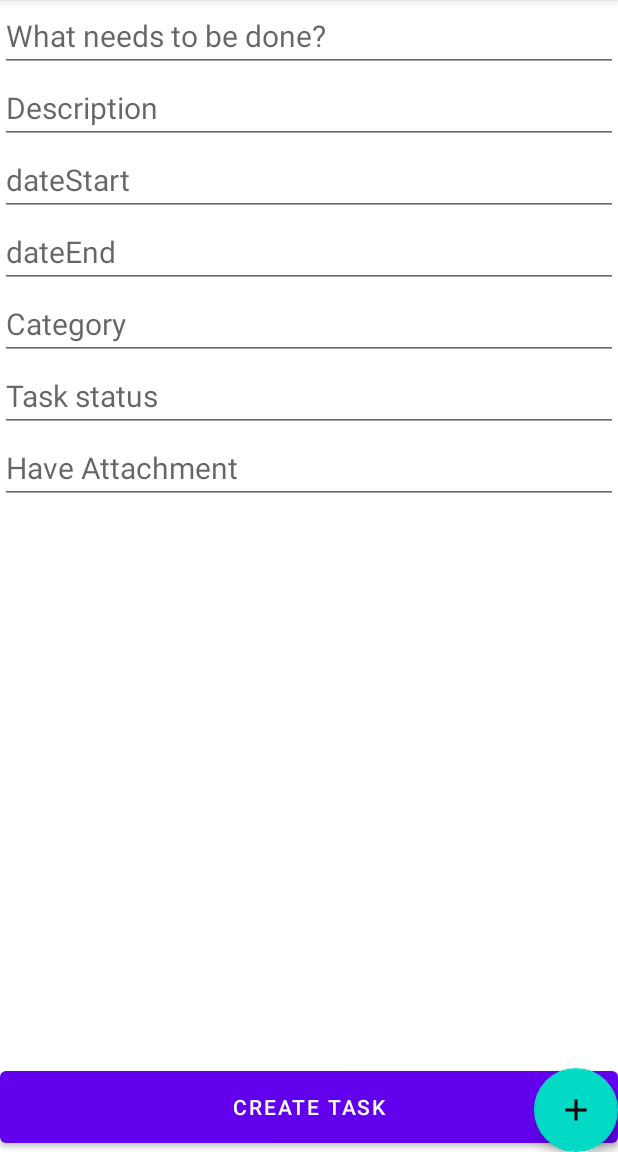
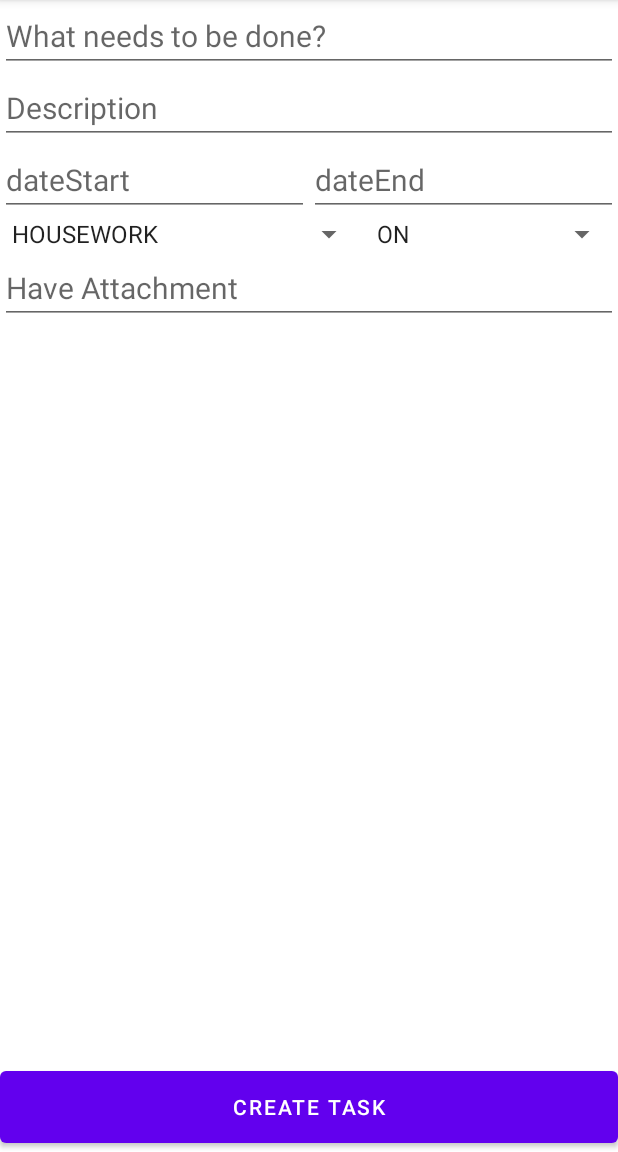
Before and after one commit to KamilSzus/ListaToDo, an Android app: the screen it shows after launch (MainActivity), after a tap on an icon or button, on a phone screen of 412 x 824 dp, the part 84-1236 px from its top. Run offline under Robolectric (Android 15) with nearby library versions, the phone set to English and light mode, and no system bars.

Commit message:
create task

```diff
--- a/app/src/main/java/com/example/listatodo/CreateTask.java
+++ b/app/src/main/java/com/example/listatodo/CreateTask.java
@@ -1,5 +1,6 @@
 package com.example.listatodo;
 
+import android.annotation.SuppressLint;
 import android.content.Intent;
 import android.os.Bundle;
 
@@ -12,6 +13,16 @@ import android.view.View;
 import android.view.ViewGroup;
 import android.widget.Button;
 import android.widget.EditText;
+import android.widget.Spinner;
+
+import com.example.listatodo.taskDataModel.TaskCategory;
+import com.example.listatodo.taskDataModel.TaskData;
+import com.example.listatodo.taskDataModel.TaskStatus;
+import com.google.android.material.floatingactionbutton.FloatingActionButton;
+
+import java.text.ParseException;
+import java.text.SimpleDateFormat;
+import java.util.Date;
 
 public class CreateTask extends Fragment {
 
@@ -20,9 +31,9 @@ public class CreateTask extends Fragment {
     private EditText editTextTaskDescription;
     private EditText editTextDateStart;
     private EditText editTextDateEnd;
-    private EditText editTextTaskCategory;
-    private EditText editTextTaskStatus;
     private EditText editTextHaveAttachment;
+    private Spinner spinnerCategory;
+    private Spinner spinnerNotification;
 
     @Override
     public View onCreateView(LayoutInflater inflater, ViewGroup container, Bundle savedInstanceState) {
@@ -32,22 +43,42 @@ public class CreateTask extends Fragment {
     @Override
     public void onViewCreated(@NonNull View view, @Nullable Bundle savedInstanceState) {
         super.onViewCreated(view, savedInstanceState);
+        ((MainActivity) requireActivity()).getFloatingActionButton().hide();
 
         editTextTaskTitle = view.findViewById(R.id.editTextTaskTitle);
         editTextTaskDescription = view.findViewById(R.id.editTextTaskDescription);
         editTextDateStart = view.findViewById(R.id.editTextDateStart);
         editTextDateEnd = view.findViewById(R.id.editTextDateEnd);
-        editTextTaskCategory = view.findViewById(R.id.editTextTaskCategory);
-        editTextTaskStatus = view.findViewById(R.id.editTextTaskStatus);
         editTextHaveAttachment = view.findViewById(R.id.editTextHaveAttachment);
+        spinnerCategory = view.findViewById(R.id.spinnerCategory);
+        spinnerNotification = view.findViewById(R.id.spinnerNotification);
 
         createTask = view.findViewById(R.id.createNewTask);
         createTask.setOnClickListener(v -> createTask());
     }
 
+    private Long convertStringDateToLong(String date){
+        long startDate = 0;
+        try {
+            @SuppressLint("SimpleDateFormat") SimpleDateFormat sdf = new SimpleDateFormat("dd/MM/yyyy");
+            Date newDate = sdf.parse(date);
+
+            startDate = newDate.getTime();
+
+        } catch (ParseException e) {
+            e.printStackTrace();
+        }
+        return startDate;
+    }
+
     private void createTask() {
-      //  Intent intent = new Intent(this, MainActivity.class);
-//
-      //  startActivity(intent);
+        ((MainActivity) requireActivity()).getDb().addTask(new TaskData(editTextTaskTitle.getText().toString()
+                         ,editTextTaskDescription.getText().toString()
+                         ,convertStringDateToLong(editTextDateStart.getText().toString())
+                         ,convertStringDateToLong(editTextDateEnd.getText().toString())
+                         , TaskStatus.ACTIVE
+                         ,false
+                         , TaskCategory.valueOf(spinnerCategory.getSelectedItem().toString())
+                         ,Boolean.valueOf(editTextHaveAttachment.getText().toString())));
     }
 }
--- a/app/src/main/java/com/example/listatodo/MainActivity.java
+++ b/app/src/main/java/com/example/listatodo/MainActivity.java
@@ -21,8 +21,9 @@ import java.util.List;
 public class MainActivity extends AppCompatActivity implements ClickListener {
 
     private List<TaskData> taskData;
-    public TaskDatabaseHandler db;
+    private TaskDatabaseHandler db;
     private ViewModel model;
+    private FloatingActionButton floatingButton;
 
     @Override
     protected void onCreate(Bundle savedInstanceState) {
@@ -63,9 +64,13 @@ public class MainActivity extends AppCompatActivity implements ClickListener {
             System.out.println(task.getTaskDescription());
         }
 
-        FloatingActionButton floatingButton = findViewById(R.id.fab);
+        floatingButton = findViewById(R.id.fab);
         floatingButton.setOnClickListener(view -> replaceFragment(new CreateTask()));
         replaceFragment(new TaskRecyclerViewFragment());
+    }
+
+    public FloatingActionButton getFloatingActionButton(){
+        return floatingButton;
     }
 
     private void replaceFragment(Fragment fragment) {
@@ -74,6 +79,10 @@ public class MainActivity extends AppCompatActivity implements ClickListener {
                 .replace(R.id.mainLayout, fragment)
                 .setReorderingAllowed(true)
                 .commit();
+    }
+
+    public TaskDatabaseHandler getDb(){
+        return db;
     }
 
     @Override
--- a/app/src/main/res/layout/fragment_create_task.xml
+++ b/app/src/main/res/layout/fragment_create_task.xml
@@ -27,6 +27,14 @@
         app:layout_constraintStart_toStartOf="parent"
         app:layout_constraintTop_toBottomOf="@+id/editTextTaskTitle" />
 
+    <TableRow
+        android:id="@+id/dateRow"
+        android:layout_width="match_parent"
+        android:layout_height="wrap_content"
+        app:layout_constraintEnd_toEndOf="parent"
+        app:layout_constraintStart_toStartOf="parent"
+        app:layout_constraintTop_toBottomOf="@+id/editTextTaskDescription">
+
         <EditText
             android:id="@+id/editTextDateStart"
             android:layout_width="match_parent"
@@ -34,6 +42,7 @@
             android:hint="@string/datestart"
             android:textAlignment="viewStart"
             android:textSize="20sp"
+            android:layout_weight="1"
             app:layout_constraintStart_toStartOf="parent"
             app:layout_constraintTop_toBottomOf="@+id/editTextTaskDescription" />
 
@@ -43,29 +52,37 @@
             android:layout_height="wrap_content"
             android:hint="@string/dateend"
             android:textAlignment="viewStart"
+            android:layout_weight="1"
             android:textSize="20sp"
             app:layout_constraintStart_toStartOf="parent"
             app:layout_constraintTop_toBottomOf="@+id/editTextDateStart" />
+    </TableRow>
 
-    <EditText
-        android:id="@+id/editTextTaskCategory"
+    <TableRow
+        android:id="@+id/tableRow"
         android:layout_width="match_parent"
         android:layout_height="wrap_content"
-        android:hint="@string/category"
-        android:textAlignment="viewStart"
-        android:textSize="20sp"
+        app:layout_constraintEnd_toEndOf="parent"
         app:layout_constraintStart_toStartOf="parent"
-        app:layout_constraintTop_toBottomOf="@+id/editTextDateEnd" />
+        app:layout_constraintTop_toBottomOf="@+id/dateRow">
 
-    <EditText
-        android:id="@+id/editTextTaskStatus"
-        android:layout_width="match_parent"
+        <Spinner
+            android:id="@+id/spinnerCategory"
+            android:layout_width="wrap_content"
             android:layout_height="wrap_content"
-        android:hint="@string/taskStatus"
-        android:textAlignment="viewStart"
-        android:textSize="20sp"
-        app:layout_constraintStart_toStartOf="parent"
-        app:layout_constraintTop_toBottomOf="@+id/editTextTaskCategory" />
+            android:entries="@array/CategoryValue"
+            app:layout_constraintEnd_toEndOf="parent"
+            android:layout_weight="1"
+            app:layout_constraintStart_toEndOf="parent" />
+        <Spinner
+            android:id="@+id/spinnerNotification"
+            android:layout_width="wrap_content"
+            android:layout_height="wrap_content"
+            android:entries="@array/ONOF"
+            app:layout_constraintEnd_toEndOf="parent"
+            android:layout_weight="1"
+            app:layout_constraintStart_toEndOf="parent" />
+    </TableRow>
 
     <EditText
         android:id="@+id/editTextHaveAttachment"
@@ -75,7 +92,7 @@
         android:textAlignment="viewStart"
         android:textSize="20sp"
         app:layout_constraintStart_toStartOf="parent"
-        app:layout_constraintTop_toBottomOf="@+id/editTextTaskStatus" />
+        app:layout_constraintTop_toBottomOf="@+id/tableRow" />
 
     <Button
         android:id="@+id/createNewTask"
@@ -85,5 +102,4 @@
         app:layout_constraintBottom_toBottomOf="parent"
         app:layout_constraintEnd_toEndOf="parent"
         app:layout_constraintStart_toStartOf="parent" />
-
 </androidx.constraintlayout.widget.ConstraintLayout>
--- /dev/null
+++ b/app/src/main/res/values/arrays.xml
@@ -0,0 +1,18 @@
+<?xml version="1.0" encoding="utf-8"?>
+<resources>
+    <string-array name="CategoryValue">
+        <item>HOUSEWORK</item>
+        <item>JOB</item>
+        <item>STUDY</item>
+        <item>OTHER</item>
+    </string-array>
+    <string-array name="statusValue">
+        <item>COMPLETE</item>
+        <item>ACTIVE</item>
+        <item>DELETED</item>
+    </string-array>
+    <string-array name="ONOF">
+        <item>ON</item>
+        <item>OF</item>
+    </string-array>
+</resources>
```
Lines whose indentation alone changed are shown as unchanged.
